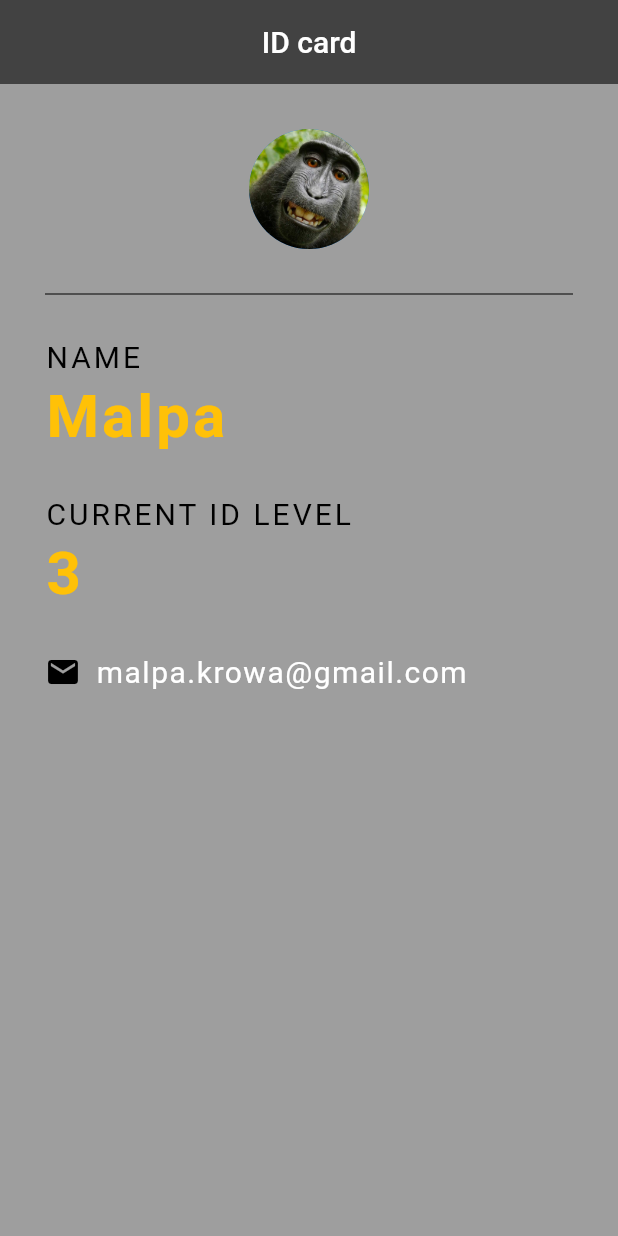
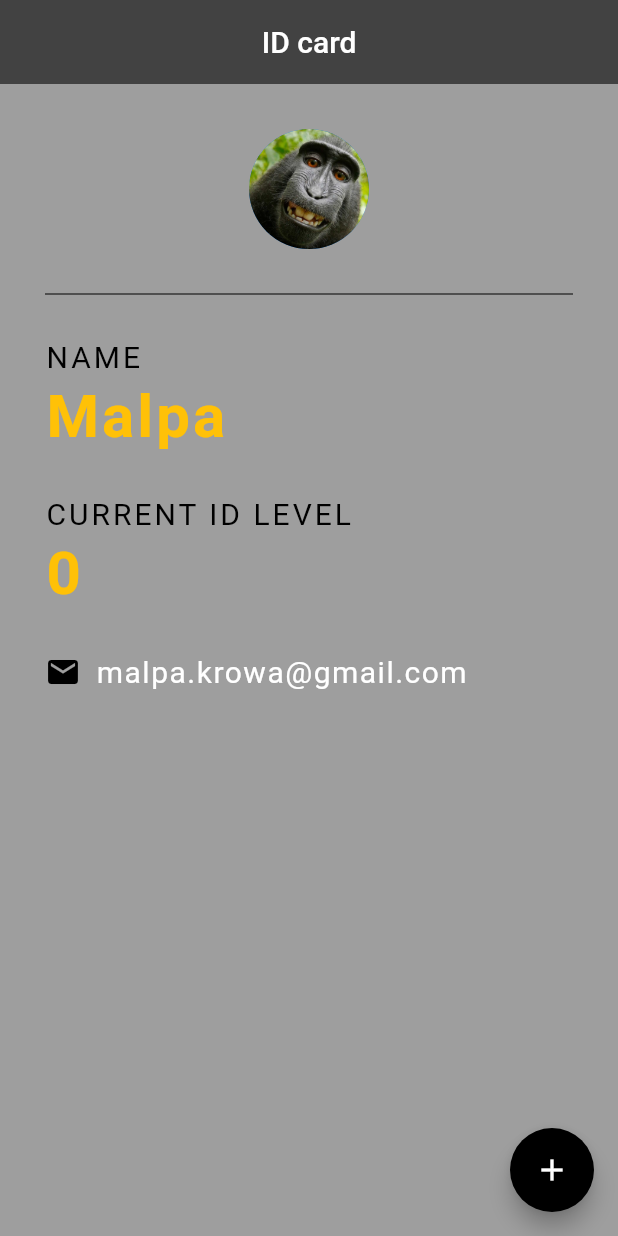
Before and after one commit to adrian-szwejk/id_project, a Flutter app: the screen it shows after launch, on a phone screen of 412 x 824 dp. Run offline on Flutter 3.47's test engine with Material 2 defaults, Android fonts, the phone set to English and light mode, and no system bars.

Commit message:
created button to increase users level w/ click

```diff
--- a/lib/main.dart
+++ b/lib/main.dart
@@ -15,6 +15,8 @@ class Card extends StatefulWidget {
 }
 
 class _CardState extends State<Card> {
+  int userLevel = 0; //User's level that is displayed under "current Id level"
+
   @override
   Widget build(BuildContext context) {
     return Scaffold(
@@ -24,6 +26,17 @@ class _CardState extends State<Card> {
         centerTitle: true,
         backgroundColor: Colors.grey[800],
         elevation: 0.0,
+      ),
+      floatingActionButton: FloatingActionButton(
+        onPressed: () {
+          setState(() {
+            userLevel++;
+          });
+        },
+        backgroundColor: Colors.black,
+        child: const Icon(
+          Icons.add,
+        ),
       ),
       body: Padding(
         padding: const EdgeInsets.fromLTRB(30.0, 30.0, 30.0,
@@ -72,9 +85,9 @@ class _CardState extends State<Card> {
               ),
             ),
             const SizedBox(height: 5.0),
-            const Text(
-              "3",
-              style: TextStyle(
+            Text(
+              "$userLevel",
+              style: const TextStyle(
                 fontSize: 40.0,
                 color: Colors.amber,
                 letterSpacing: 2.0,
```
